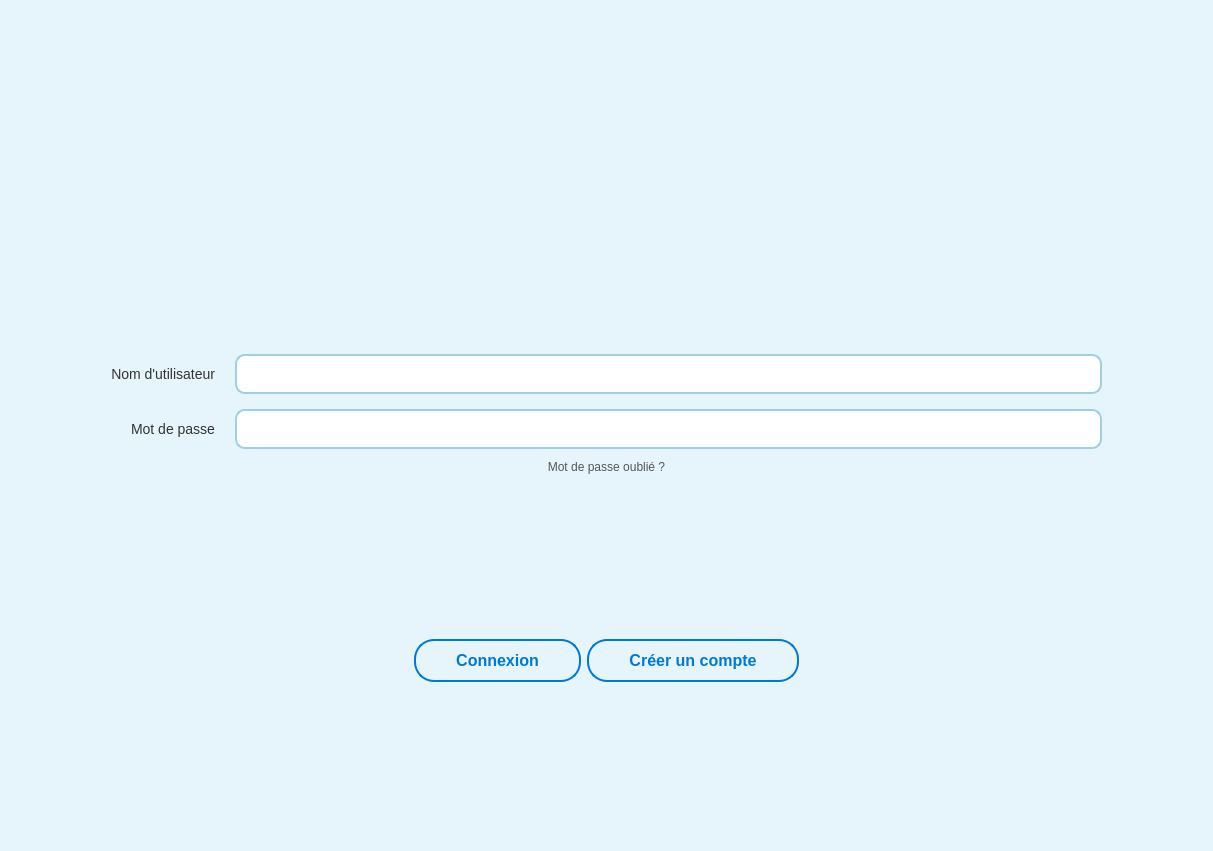
Before: the Qt Designer form login.ui in Esprit-UP-Algo/projetcpp2526-s2-2a14-gunners, drawn with Qt 5.
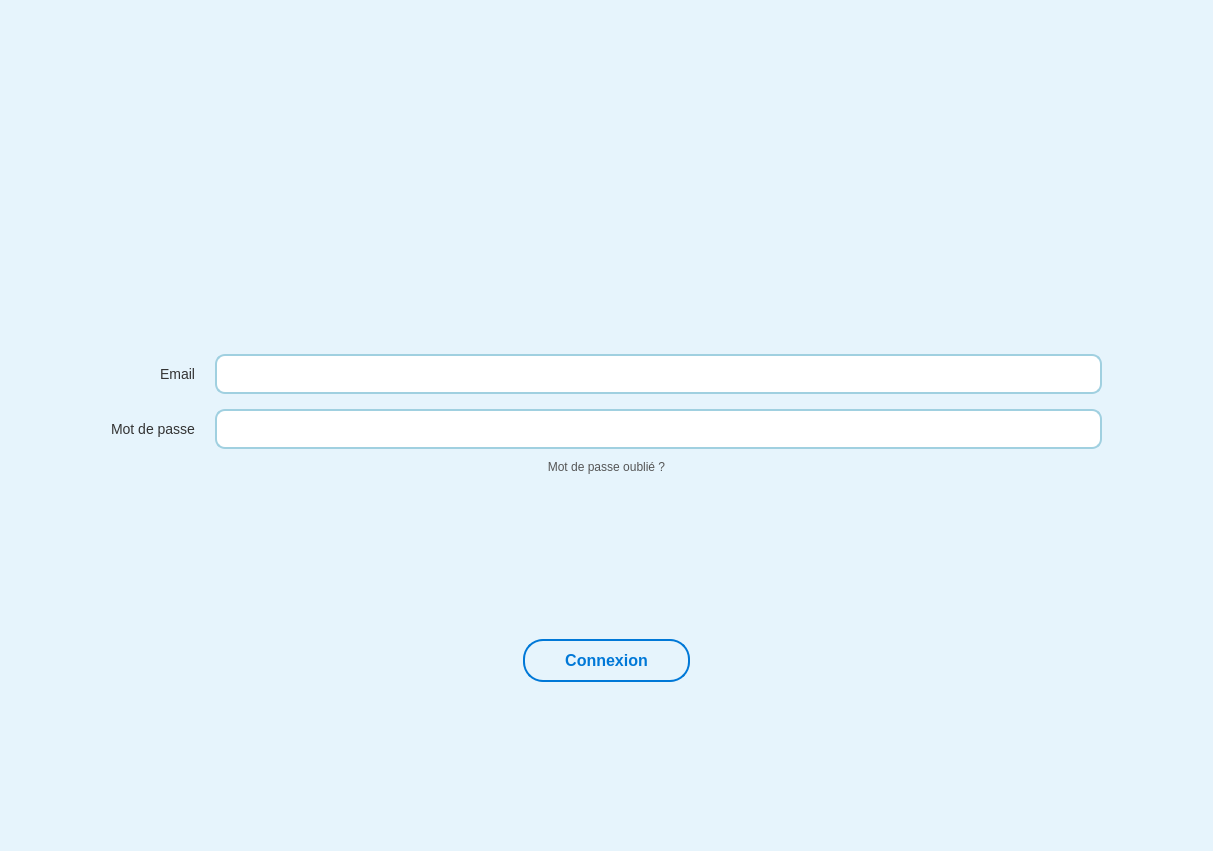
After: the same form once the commit is applied. Icons and pictures are not drawn.

The edit to the form file:
```diff
--- a/login.ui
+++ b/login.ui
@@ -147,7 +147,7 @@
      <item row="0" column="0">
       <widget class="QLabel" name="label_username">
        <property name="text">
-        <string>Nom d'utilisateur</string>
+        <string>Email</string>
        </property>
        <property name="alignment">
         <set>Qt::AlignmentFlag::AlignRight|Qt::AlignmentFlag::AlignTrailing|Qt::AlignmentFlag::AlignVCenter</set>
@@ -240,16 +240,6 @@
        </property>
       </widget>
      </item>
-     <item>
-      <widget class="QPushButton" name="btnSignUp">
-       <property name="cursor">
-        <cursorShape>PointingHandCursor</cursorShape>
-       </property>
-       <property name="text">
-        <string>Créer un compte</string>
-       </property>
-      </widget>
-     </item>
      <item>
       <spacer name="horizontalSpacer_btn_right">
        <property name="orientation">
```
